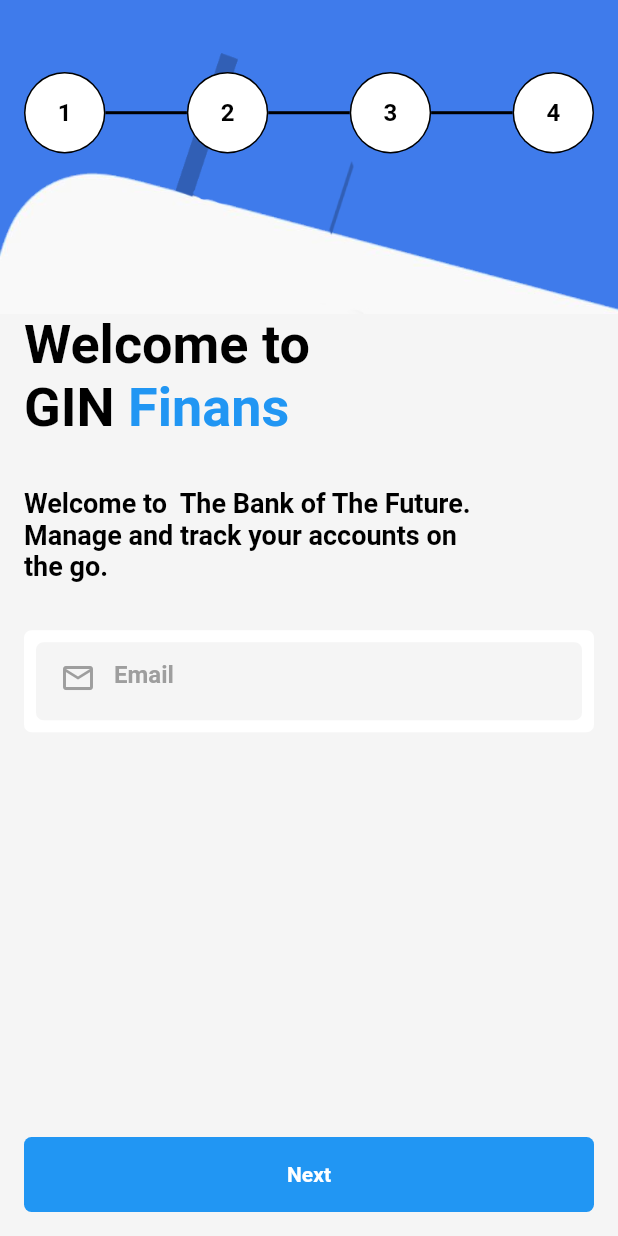
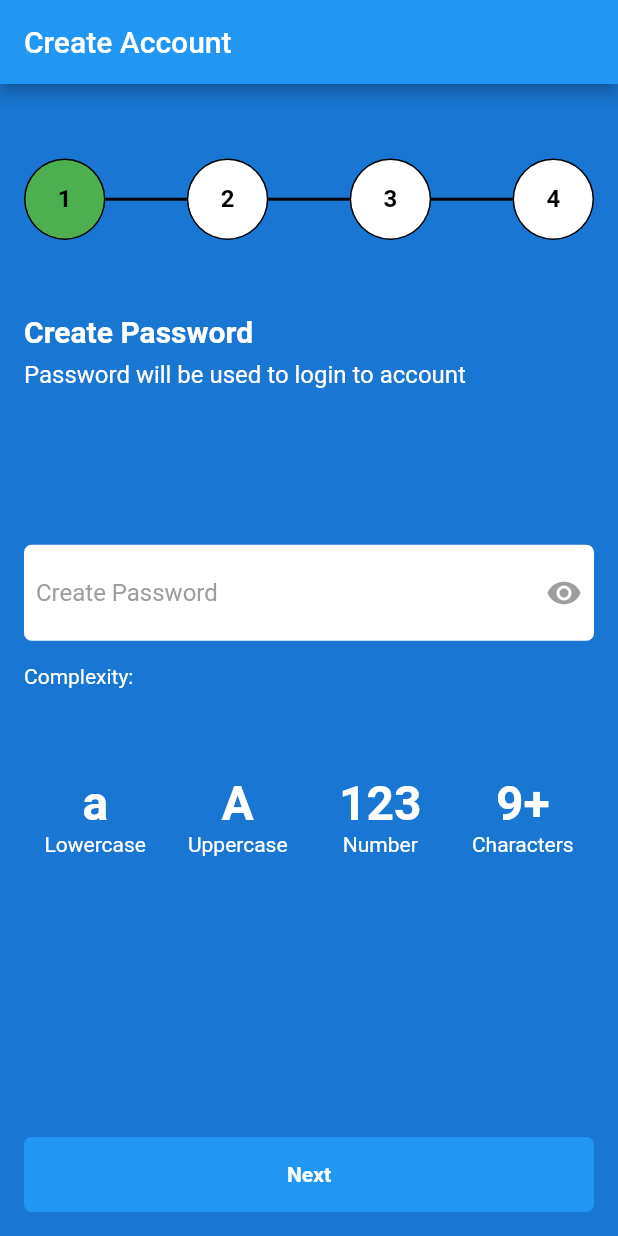
Before and after one commit to devloperAditya/flutter_demo, a Flutter app: the screen it shows after launch, on a phone screen of 412 x 824 dp. Run offline on Flutter 3.47's test engine with Material 2 defaults, Android fonts, the phone set to English and light mode, and no system bars.

Commit message:
Screen 2: UI for password and UI for validation completed(Validations yet to be done)

```diff
--- a/lib/Constants/Constants.dart
+++ b/lib/Constants/Constants.dart
@@ -11,4 +11,14 @@ class Constants {
       fontWeight: FontWeight.bold,
       color: Colors.black
   );
+
+  static final TextStyle passswordRulesTextStyle = TextStyle(
+    fontSize: 32,
+    fontWeight: FontWeight.bold,
+    color: Colors.white
+  );
+
+  static final TextStyle textColorWhiteStyle = TextStyle(
+    color: Colors.white
+  );
 }
--- a/lib/activities/HomeScreen.dart
+++ b/lib/activities/HomeScreen.dart
@@ -1,4 +1,5 @@
 import 'package:dkatalis_demo/Constants/Constants.dart';
+import 'package:dkatalis_demo/activities/PasswordScreen.dart';
 import 'package:dkatalis_demo/views/CustomActionButton.dart';
 import 'package:dkatalis_demo/views/ProgressIndicatorMenu.dart';
 import 'package:flutter/material.dart';
@@ -197,7 +198,7 @@ class _HomeScreenState extends State<HomeScreen> {
       setState(() {});
     }
     else {
-
+      Navigator.of(context).push(MaterialPageRoute(builder: (context) => PasswordScreen()));
     }
   }
 }
--- /dev/null
+++ b/lib/activities/PasswordScreen.dart
@@ -0,0 +1,227 @@
+import 'package:dkatalis_demo/Constants/Constants.dart';
+import 'package:dkatalis_demo/views/CustomActionButton.dart';
+import 'package:dkatalis_demo/views/ProgressIndicatorMenu.dart';
+import 'package:flutter/material.dart';
+import 'package:flutter/services.dart';
+
+class PasswordScreen extends StatefulWidget {
+  @override
+  _PasswordScreenState createState() => _PasswordScreenState();
+}
+
+class _PasswordScreenState extends State<PasswordScreen> {
+
+  bool _obscureText = true;
+  String complexityText = "";
+  Color complexityColor = null;
+  @override
+  Widget build(BuildContext context) {
+    return SafeArea(
+      child: Scaffold(
+        appBar: AppBar(
+          title: Text("Create Account"),
+        ),
+        body: Container(
+          color: Colors.blue[700],
+          child: Padding(
+            padding: const EdgeInsets.symmetric(horizontal:16.0),
+            child: Column(
+              children: <Widget>[
+                Expanded(
+                  child: ProgressIndicatorMenu(1),
+                ),
+                Expanded(
+                  child: Column(
+                    children: <Widget>[
+                      Row(
+                        children: <Widget>[
+                          Text(
+                            "Create Password",
+                            style: TextStyle(
+                              color: Colors.white,
+                              fontWeight: FontWeight.bold,
+                              fontSize: 20
+                            ),
+                          ),
+                        ],
+                      ),
+                      Padding(
+                        padding: const EdgeInsets.only(top:8.0),
+                        child: Row(
+                          children: <Widget>[
+                            Text(
+                              "Password will be used to login to account",
+                              style: TextStyle(
+                                  color: Colors.white,
+                                  fontSize: 16
+                              ),
+                            ),
+                          ],
+                        ),
+                      )
+                    ],
+                  ),
+                ),
+                Expanded(
+                  child: Column(
+                    children: <Widget>[
+                      Row(
+                        children: <Widget>[
+                          Expanded(
+                            child: Container(
+                              decoration: BoxDecoration(
+                                  borderRadius: BorderRadius.all(
+                                      Radius.circular(5.0) //         <--- border radius here
+                                  ),
+                                  color: Colors.white
+                              ),
+                              child: Padding(
+                                padding: const EdgeInsets.all(8.0),
+                                child: Row(
+                                  children: <Widget>[
+                                    Expanded(
+                                      child: Container(
+                                        child: TextFormField(
+                                          decoration: InputDecoration(
+                                            border: InputBorder.none,
+                                            focusedBorder: InputBorder.none,
+                                            enabledBorder: InputBorder.none,
+                                            hintText: "Create Password",
+                                            hintStyle: TextStyle(
+                                                color: Colors.grey,
+                                            ),
+                                          ),
+                                          obscureText: _obscureText,
+                                        ),
+                                      ),
+                                    ),
+                                    GestureDetector(
+                                      child: Icon(
+                                          Icons.remove_red_eye,
+                                        color: _obscureText ? Colors.grey : Colors.blue[500],
+                                      ),
+                                      onTap: () {
+                                        setState(() {
+                                          _obscureText = !_obscureText;
+                                        });
+                                      },
+                                    )
+                                  ],
+                                ),
+                              ),
+                            ),
+                          ),
+                        ],
+                      ),
+                      Padding(
+                        padding: const EdgeInsets.only(top:16.0),
+                        child: Row(
+                          children: <Widget>[
+                            Text(
+                              "Complexity:",
+                              style: TextStyle(
+                                color: Colors.white
+                              ),
+                            ),
+                            Text(
+                              complexityText
+                            )
+                          ],
+                        ),
+                      )
+                    ],
+                  ),
+                ),
+                Expanded(
+                  child: Row(
+                    children: <Widget>[
+                      Expanded(
+                        child: Column(
+                          children: <Widget>[
+                            Text(
+                              "a",
+                              style: Constants.passswordRulesTextStyle,
+                            ),
+                            Text(
+                              "Lowercase",
+                              style: Constants.textColorWhiteStyle,
+                            )
+                          ],
+                        ),
+                      ),
+                      Expanded(
+                        child: Column(
+                          children: <Widget>[
+                            Text(
+                                "A",
+                              style: Constants.passswordRulesTextStyle,
+                            ),
+                            Text(
+                                "Uppercase",
+                              style: Constants.textColorWhiteStyle,
+                            )
+                          ],
+                        ),
+                      ),
+                      Expanded(
+                        child: Column(
+                          children: <Widget>[
+                            Text(
+                                "123",
+                              style: Constants.passswordRulesTextStyle,
+                            ),
+                            Text(
+                                "Number",
+                              style: Constants.textColorWhiteStyle,
+                            )
+                          ],
+                        ),
+                      ),
+                      Expanded(
+                        child: Column(
+                          children: <Widget>[
+                            Text(
+                                "9+",
+                              style: Constants.passswordRulesTextStyle,
+                            ),
+                            Text(
+                                "Characters",
+                              style: Constants.textColorWhiteStyle,
+                            )
+                          ],
+                        ),
+                      )
+                    ],
+                  ),
+                ),
+                Expanded(
+                  child: Column(
+                    mainAxisAlignment: MainAxisAlignment.end,
+                    children: <Widget>[
+                      Container(
+                        child: Padding(
+                          padding: const EdgeInsets.only(bottom: 16.0),
+                          child: CustomActionButton("Next", goToNextPage),
+                        ),
+                      ),
+                    ],
+                  ),
+                )
+              ],
+            ),
+          ),
+        ),
+      ),
+    );
+  }
+
+  void goToNextPage() {
+
+//    if(hasError) {
+//      setState(() {});
+//    }
+//    else {
+//      Navigator.of(context).push(MaterialPageRoute(builder: (context) => PasswordScreen()));
+//    }
+  }
+}
--- a/lib/main.dart
+++ b/lib/main.dart
@@ -1,3 +1,4 @@
+import 'package:dkatalis_demo/activities/PasswordScreen.dart';
 import 'package:flutter/material.dart';
 import 'package:flutter/services.dart';
 
@@ -17,7 +18,7 @@ class MyApp extends StatelessWidget {
       theme: ThemeData(
         primarySwatch: Colors.blue,
       ),
-      home: HomeScreen(),
+      home: PasswordScreen(),
     );
   }
 }
```
